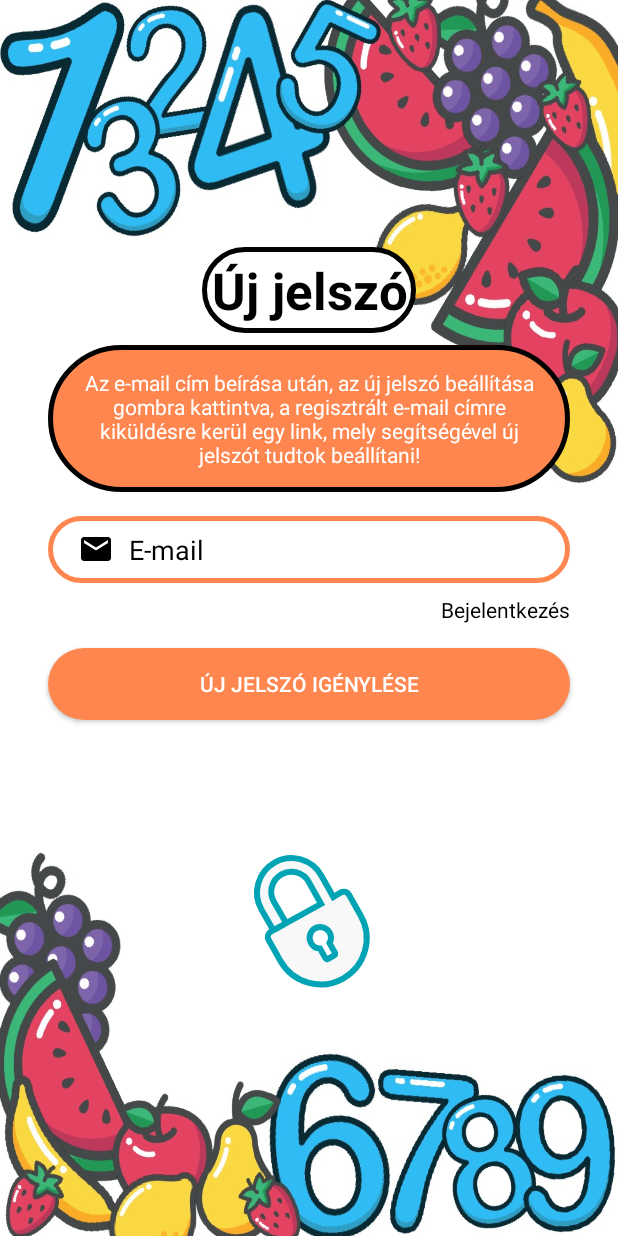
After one commit to KulcsarVivi/Android-application, an Android app: the ForgotPasswordActivity screen opened directly, with no data from a screen before it, on a phone screen of 412 x 824 dp. The commit adds this screen. Run offline under Robolectric (Android 15) with nearby library versions, the phone set to English and light mode, and no system bars; our stand-ins replace Firebase (no records; nobody signed in at launch, a user with empty details on screens opened directly).

Commit message:
ForgotPasswordActivity XML és működés megírása

```diff
--- a/app/src/main/AndroidManifest.xml
+++ b/app/src/main/AndroidManifest.xml
@@ -1,7 +1,8 @@
 <?xml version="1.0" encoding="utf-8"?>
 <manifest xmlns:android="http://schemas.android.com/apk/res/android">
 
-    <uses-permission android:name="android.permission.INTERNET"/>
+    <uses-permission android:name="android.permission.INTERNET" />
+
     <application
         android:allowBackup="true"
         android:icon="@mipmap/ic_launcher"
@@ -9,6 +10,9 @@
         android:roundIcon="@mipmap/ic_launcher_round"
         android:supportsRtl="true"
         android:theme="@style/Theme.PlayfulMath">
+        <activity
+            android:name=".ForgotPasswordActivity"
+            android:exported="false" />
         <activity
             android:name=".ResultActivity"
             android:exported="false" />
--- /dev/null
+++ b/app/src/main/java/com/example/playfulmath/ForgotPasswordActivity.java
@@ -0,0 +1,86 @@
+package com.example.playfulmath;
+
+import androidx.annotation.NonNull;
+import androidx.appcompat.app.AppCompatActivity;
+
+import android.content.Intent;
+import android.os.Bundle;
+import android.util.Log;
+import android.view.View;
+import android.widget.Button;
+import android.widget.EditText;
+import android.widget.TextView;
+import android.widget.Toast;
+
+import com.google.android.gms.tasks.OnFailureListener;
+import com.google.android.gms.tasks.OnSuccessListener;
+import com.google.firebase.auth.FirebaseAuth;
+
+public class ForgotPasswordActivity extends AppCompatActivity {
+
+    EditText forgotPasswordEmailEditText;
+    TextView forgotPasswordLoginTextViewButton;
+    Button forgotPasswordButton;
+    FirebaseAuth mAuth;
+    String strEmail;
+    @Override
+    protected void onCreate(Bundle savedInstanceState) {
+        super.onCreate(savedInstanceState);
+        setContentView(R.layout.activity_forgot_password);
+
+        forgotPasswordEmailEditText = findViewById(R.id.forgotPasswordEmailEditText);
+        forgotPasswordLoginTextViewButton = findViewById(R.id.forgotPasswordLoginTextViewButton);
+        forgotPasswordButton = findViewById(R.id.forgotPasswordButton);
+
+        mAuth = FirebaseAuth.getInstance();
+
+        if(forgotPasswordLoginTextViewButton != null) {
+            forgotPasswordLoginTextViewButton.setOnClickListener(new View.OnClickListener() {
+                @Override
+                public void onClick(View view) {
+                    Intent intent = new Intent(ForgotPasswordActivity.this,LoginActivity.class);
+                    startActivity(intent);
+                    finish();
+                }
+            });
+        }
+
+        forgotPasswordButton.setOnClickListener(new View.OnClickListener() {
+            @Override
+            public void onClick(View view) {
+                strEmail = forgotPasswordEmailEditText.getText().toString().trim();
+                if(strEmail.isEmpty() || !strEmail.contains("@")){
+                    showError(forgotPasswordEmailEditText, "Az e-mail cím érvénytelen.");
+                }
+                else {
+                    resetPassword();
+                }
+            }
+        });
+    }
+
+    private void resetPassword() {
+        mAuth.sendPasswordResetEmail(strEmail)
+                .addOnSuccessListener(new OnSuccessListener<Void>() {
+                    @Override
+                    public void onSuccess(Void unused) {
+                        Toast.makeText(ForgotPasswordActivity.this, "A megadott e-mailcímre kiküldésre került a link.", Toast.LENGTH_LONG).show();
+                        Intent intent = new Intent(ForgotPasswordActivity.this, LoginActivity.class);
+                        startActivity(intent);
+                        finish();
+                    }
+                })
+                .addOnFailureListener(new OnFailureListener() {
+                    @Override
+                    public void onFailure(@NonNull Exception e) {
+                        Log.e("ForgotPasswordActivity", "Hiba történt a jelszó visszaállításához szükséges link kiküldésekor: " + e.getMessage());
+                        Toast.makeText(ForgotPasswordActivity.this, "Hiba történt a link kiküldésekor.", Toast.LENGTH_SHORT).show();
+                    }
+                });
+    }
+
+    private void showError(EditText input, String s) {
+        input.setError(s);
+        input.requestFocus();
+    }
+}
--- a/app/src/main/java/com/example/playfulmath/ProfileActivity.java
+++ b/app/src/main/java/com/example/playfulmath/ProfileActivity.java
@@ -1,6 +1,7 @@
 package com.example.playfulmath;
 
 import androidx.annotation.NonNull;
+import androidx.appcompat.app.AlertDialog;
 import androidx.appcompat.app.AppCompatActivity;
 import androidx.cardview.widget.CardView;
 
--- /dev/null
+++ b/app/src/main/res/drawable/title_bg.xml
@@ -0,0 +1,12 @@
+<?xml version="1.0" encoding="utf-8"?>
+<shape xmlns:android="http://schemas.android.com/apk/res/android">
+
+    <solid android:color="@color/white" />
+
+    <corners android:radius="70dp"/>
+
+    <stroke
+        android:width="3dp"
+        android:color="@color/black" />
+
+</shape>
--- /dev/null
+++ b/app/src/main/res/layout/activity_forgot_password.xml
@@ -0,0 +1,112 @@
+<?xml version="1.0" encoding="utf-8"?>
+<androidx.constraintlayout.widget.ConstraintLayout xmlns:android="http://schemas.android.com/apk/res/android"
+    xmlns:app="http://schemas.android.com/apk/res-auto"
+    xmlns:tools="http://schemas.android.com/tools"
+    android:layout_width="match_parent"
+    android:layout_height="match_parent"
+    android:background="@drawable/bg"
+    tools:context=".ForgotPasswordActivity">
+
+    <TextView
+        android:id="@+id/forgotPasswordTextView"
+        android:layout_width="wrap_content"
+        android:layout_height="wrap_content"
+        android:layout_margin="42dp"
+        android:background="@drawable/title_bg"
+        android:padding="6dp"
+        android:text="Új jelszó"
+        android:textAlignment="center"
+        android:textColor="@color/black"
+        android:textSize="34sp"
+        android:textStyle="bold"
+        app:layout_constraintBottom_toBottomOf="parent"
+        app:layout_constraintEnd_toEndOf="parent"
+        app:layout_constraintStart_toStartOf="parent"
+        app:layout_constraintTop_toTopOf="parent"
+        app:layout_constraintVertical_bias="0.18" />
+
+    <TextView
+        android:id="@+id/forgotPasswordDescriptionTextView"
+        android:layout_width="0dp"
+        android:layout_height="wrap_content"
+        android:layout_marginTop="8dp"
+        android:text="@string/forgotPasswordDescription"
+        android:textColor="@color/white"
+        android:background="@drawable/textview_bg"
+        android:padding="15dp"
+        android:textAlignment="center"
+        app:layout_constraintEnd_toEndOf="@+id/forgotPasswordEmailEditText"
+        app:layout_constraintStart_toStartOf="@+id/forgotPasswordEmailEditText"
+        app:layout_constraintTop_toBottomOf="@+id/forgotPasswordTextView" />
+
+
+    <EditText
+        android:id="@+id/forgotPasswordEmailEditText"
+        android:layout_width="match_parent"
+        android:layout_height="wrap_content"
+        android:layout_marginStart="32dp"
+        android:layout_marginTop="16dp"
+        android:layout_marginEnd="32dp"
+        android:background="@drawable/input_bg"
+        android:drawableLeft="@drawable/ic_email"
+        android:drawablePadding="10dp"
+        android:ems="10"
+        android:hint="E-mail"
+        android:inputType="textPersonName"
+        android:paddingLeft="20dp"
+        android:paddingTop="10dp"
+        android:paddingRight="10dp"
+        android:paddingBottom="10dp"
+        android:shadowColor="@color/black"
+        android:textColor="@color/black"
+        android:textColorHint="@color/black"
+        app:layout_constraintEnd_toEndOf="parent"
+        app:layout_constraintStart_toStartOf="parent"
+        app:layout_constraintTop_toBottomOf="@+id/forgotPasswordDescriptionTextView" />
+
+    <TextView
+        android:id="@+id/forgotPasswordLoginTextViewButton"
+        android:layout_width="wrap_content"
+        android:layout_height="wrap_content"
+        android:layout_marginTop="8dp"
+        android:text="Bejelentkezés"
+        android:textColor="@color/black"
+        app:layout_constraintEnd_toEndOf="@+id/forgotPasswordEmailEditText"
+        app:layout_constraintHorizontal_bias="1.0"
+        app:layout_constraintStart_toStartOf="@+id/forgotPasswordEmailEditText"
+        app:layout_constraintTop_toBottomOf="@+id/forgotPasswordEmailEditText" />
+
+    <Button
+        android:id="@+id/forgotPasswordButton"
+        android:layout_width="0dp"
+        android:layout_height="wrap_content"
+        android:layout_marginTop="16dp"
+        android:background="@drawable/btn_bg"
+        android:text="Új jelszó igénylése"
+        android:textColor="@color/white"
+        app:layout_constraintEnd_toEndOf="@+id/forgotPasswordEmailEditText"
+        app:layout_constraintStart_toStartOf="@+id/forgotPasswordEmailEditText"
+        app:layout_constraintTop_toBottomOf="@+id/forgotPasswordLoginTextViewButton" />
+
+    <LinearLayout
+        android:id="@+id/linearLayoutForgotPassword"
+        android:layout_width="wrap_content"
+        android:layout_height="wrap_content"
+        app:layout_constraintBottom_toBottomOf="parent"
+        app:layout_constraintEnd_toEndOf="parent"
+        app:layout_constraintStart_toStartOf="parent"
+        app:layout_constraintTop_toBottomOf="@+id/forgotPasswordButton"
+        android:layout_marginBottom="80dp">
+
+        <com.airbnb.lottie.LottieAnimationView
+            android:id="@+id/lottieForgotPassword"
+            android:layout_width="200dp"
+            android:layout_height="200dp"
+            android:elevation="5dp"
+            app:lottie_autoPlay="true"
+            app:lottie_loop="true"
+            app:lottie_rawRes="@raw/animation_lmmb1uma" />
+
+    </LinearLayout>
+
+</androidx.constraintlayout.widget.ConstraintLayout>
--- a/app/src/main/res/layout/activity_register.xml
+++ b/app/src/main/res/layout/activity_register.xml
@@ -11,16 +11,18 @@
         android:id="@+id/RegisterTextView"
         android:layout_width="wrap_content"
         android:layout_height="wrap_content"
+        android:background="@drawable/title_bg"
+        android:padding="6dp"
         android:text="Regisztráció"
+        android:textAlignment="center"
         android:textColor="@color/black"
         android:textSize="34sp"
         android:textStyle="bold"
         app:layout_constraintBottom_toBottomOf="parent"
         app:layout_constraintEnd_toEndOf="parent"
-        app:layout_constraintHorizontal_bias="0.145"
         app:layout_constraintStart_toStartOf="parent"
         app:layout_constraintTop_toTopOf="parent"
-        app:layout_constraintVertical_bias="0.22000003" />
+        app:layout_constraintVertical_bias="0.18" />
 
     <EditText
         android:id="@+id/regUsernameEditText"
--- a/app/src/main/res/values/strings.xml
+++ b/app/src/main/res/values/strings.xml
@@ -21,4 +21,6 @@
     <string name="app_info_kijelentkezes">Kijelentkezés: Ide kattintva tudtok kilépni a játékból.</string>
 
     <string name="app_info3">Örülök, hogy használjátok az alkalmazást, jó szórakozást kívánok!</string>
+    <string name="forgotPasswordDescription">Az e-mail cím beírása után, az új jelszó beállítása gombra kattintva, a regisztrált e-mail címre kiküldésre kerül egy link,
+        mely segítségével új jelszót tudtok beállítani!</string>
 </resources>
```
Also changed, not shown: app/src/main/java/com/example/playfulmath/LoginActivity.java (+13 -1 lines), app/src/main/res/layout/activity_info.xml (+18 -7 lines), app/src/main/res/layout/activity_login.xml (+6 -4 lines).
